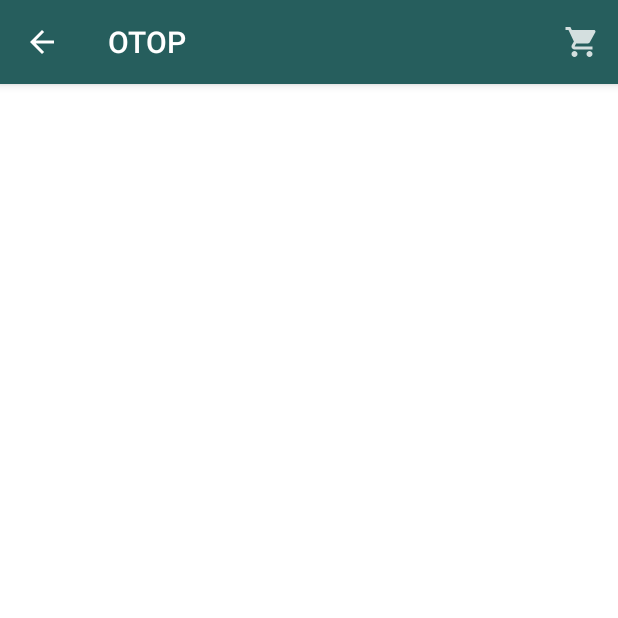
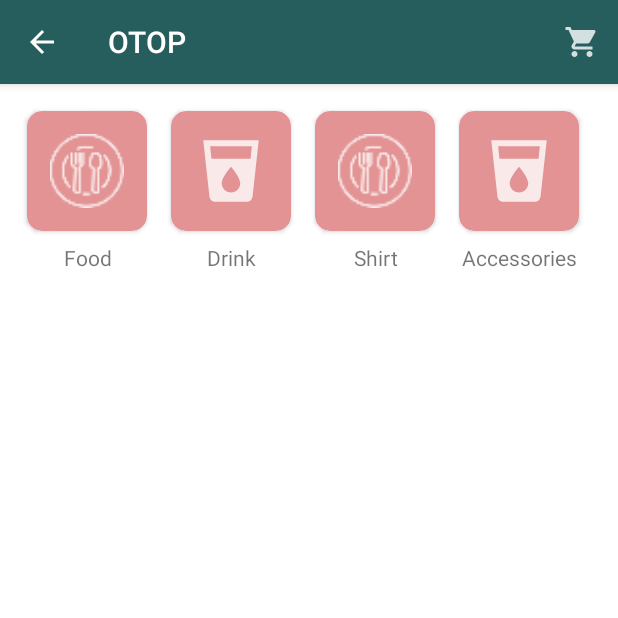
Before and after one commit to teamlove29/atChiangMai, an Android app: the screen it shows after launch (OTOPActivity), on a phone screen of 412 x 824 dp, the top half of it. Run offline under Robolectric (Android 15) with nearby library versions, the phone set to English and light mode, and no system bars; our stand-ins replace Firebase (no records; nobody signed in at launch, a user with empty details on screens opened directly).

Commit message:
Added recyclerView in OTOP and click to show OTOP's info

```diff
--- a/app/src/main/java/com/alw/atchiangmai/Adapter/CategoriesOTOPAdapter.kt
+++ b/app/src/main/java/com/alw/atchiangmai/Adapter/CategoriesOTOPAdapter.kt
@@ -3,19 +3,16 @@
 import android.view.LayoutInflater
 import android.view.View
 import android.view.ViewGroup
+import android.widget.ImageView
 import android.widget.TextView
 import androidx.recyclerview.widget.RecyclerView
 import com.alw.atchiangmai.R
 import com.alw.atchiangmai.model.OTOP_Category_Model
 import kotlinx.android.synthetic.main.category_ot_row.view.*
 
-class CategoriesOTOPAdapter(private val categoriesOtop: ArrayList<OTOP_Category_Model>) : RecyclerView.Adapter<CategoriesOTOPAdapter.CateOTOPViewHolder>() {
+class CategoriesOTOPAdapter(private val categoryList: ArrayList<OTOP_Category_Model>, var clickListener: OnItemCategoryClickListener) : RecyclerView.Adapter<CategoriesOTOPAdapter.CateOTOPViewHolder>() {
 
-    inner class CateOTOPViewHolder(itemCateOTOPView: View) : RecyclerView.ViewHolder(itemCateOTOPView){
-        val cateOTtext: TextView = itemCateOTOPView.tvCateOTOP
-    }
-
-    override fun getItemCount(): Int = categoriesOtop.size
+    override fun getItemCount(): Int = categoryList.size
 
     override fun onCreateViewHolder(parent: ViewGroup, viewType: Int): CateOTOPViewHolder {
         return CateOTOPViewHolder(LayoutInflater.from(parent.context).inflate(R.layout.category_ot_row, parent, false))
@@ -23,9 +20,29 @@
     }
 
     override fun onBindViewHolder(holder: CateOTOPViewHolder, position: Int) {
-
-        holder.cateOTtext.text = categoriesOtop[position].cateOTText
+//        val categoryPos = categoryList[position]
+//        holder.cateOTimg.setImageResource(categoryPos.cateOTimg)
+//        holder.cateOTtext.text = categoryPos.cateOTText
+        holder.initializeClick(categoryList[position], clickListener)
 
     }
 
+    inner class CateOTOPViewHolder(itemCateOTOPView: View) : RecyclerView.ViewHolder(itemCateOTOPView){
+        val cateOTimg: ImageView = itemCateOTOPView.categoryIMG
+        val cateOTtext: TextView = itemCateOTOPView.tvCateOTOP
+
+        fun initializeClick(item: OTOP_Category_Model, action: OnItemCategoryClickListener) {
+            cateOTimg.setImageResource(item.cateOTimg)
+            cateOTtext.text = item.cateOTText
+
+            itemView.setOnClickListener{
+                action.onItemClick(item, adapterPosition)
+            }
+        }
+    }
+
+    interface OnItemCategoryClickListener{
+        fun onItemClick(item: OTOP_Category_Model, position: Int)
+    }
+
 }
--- a/app/src/main/java/com/alw/atchiangmai/OTOPActivity.kt
+++ b/app/src/main/java/com/alw/atchiangmai/OTOPActivity.kt
@@ -1,15 +1,16 @@
 package com.alw.atchiangmai
 
+import android.graphics.Bitmap
 import android.os.Bundle
 import android.util.Log
 import android.view.Menu
-import android.view.View
 import android.widget.Toast
 import androidx.appcompat.app.AppCompatActivity
 import androidx.recyclerview.widget.LinearLayoutManager
 import androidx.recyclerview.widget.RecyclerView
 import com.alw.atchiangmai.Adapter.CategoriesOTOPAdapter
 import com.alw.atchiangmai.Adapter.OTOP_Adapter
+import com.alw.atchiangmai.model.OTOP_Category_Model
 import com.alw.atchiangmai.model.OTOP_Model
 import com.google.firebase.auth.FirebaseAuth
 import com.google.firebase.auth.ktx.auth
@@ -18,7 +19,7 @@
 import com.google.firebase.ktx.Firebase
 import kotlinx.android.synthetic.main.activity_otop.*
 
-class OTOPActivity : AppCompatActivity() {
+class OTOPActivity : AppCompatActivity(), CategoriesOTOPAdapter.OnItemCategoryClickListener {
 
     /// Firebase Firestore
     val TAG = "MyMessage"
@@ -26,19 +27,17 @@
     private val collectionReference: CollectionReference = db.collection("otopFood")
     ////
 
+    lateinit var bitmap: Bitmap
+
     var otop_Adapter: OTOP_Adapter? = null
-    var otopLists = arrayListOf<OTOP_Model>()
-
-  //  var otopCateLists = arrayListOf<OTOP_Category_Model>()
-
-    // Array OTOP Category name
-    val categoriesOtoptext = arrayOf("Food","Drink", "Shirt", "Accessories")
-
-    //Array of OTOP category img
-    val categoriesOTOPimg = intArrayOf(R.drawable.ic_otop_food, R.drawable.ic_otop_drink, R.drawable.ic_otop_food, R.drawable.ic_otop_drink)
+    private var otopLists = arrayListOf<OTOP_Model>()
 
 
+    //Array OTOP Category IMG
+    private val categoryOTOPimg = arrayOf(R.drawable.ic_otop_food, R.drawable.ic_otop_drink, R.drawable.ic_otop_food, R.drawable.ic_otop_drink)
 
+    //Array OTOP Category IMG
+    private val categoryOTOPname = arrayOf("Food", "Drink", "Shirt", "Accessories")
 
     // Initialize Firebase Auth
     var oAuth: FirebaseAuth = Firebase.auth
@@ -79,13 +78,18 @@
 
 
         /////////////////// OTOP Categories /////////////////////
-        //val adapter = CategoriesOTOPAdapter(categoriesOtoptext)
-        var categoryList = ArrayList()
-        for (categoryItemList in categoriesOtoptext.indices) {
+//        val categoryAdapter = OTOP_Category_Model(categoriesOtopLists)
+
+//       val categoryList: MutableList<OTOP_Category_Model> = ArrayList()
+        val categoryList = ArrayList<OTOP_Category_Model>()
+//        val bitmap =  BitmapFactory.decodeResource(resources, categoryOTOPimg[categoryItemList])
+        for (categoryItemList in categoryOTOPname.indices) {
            // val categoryOTText = categoryItemList.toString()
-            categoriesOtop.add(OTOP_Category_Model("$categoryItemList"))
+            categoryList.add(OTOP_Category_Model(  categoryOTOPimg[categoryItemList], categoryOTOPname[categoryItemList] ))
+
         }
-        rvOTOP_categories.adapter = adapter
+
+        rvOTOP_categories.adapter = CategoriesOTOPAdapter(categoryList, this)
         rvOTOP_categories.layoutManager = LinearLayoutManager(this, RecyclerView.HORIZONTAL, false)
 
     }
@@ -111,8 +115,6 @@
             .addOnFailureListener { exception ->
                 Log.d(TAG, "Error getting documents: ", exception)
             }
-
-
     }
 
     override fun onStart() {
@@ -142,19 +144,35 @@
     }
 
 
+
 //    OTOP Categories Function
-    fun showOTOPitem(view: View) {
-        println("${view.tag}")
-
+    override fun onItemClick(item: OTOP_Category_Model, position: Int){
+       // Toast.makeText(this, item.cateOTText, Toast.LENGTH_SHORT).show()
         otopLists.clear()
-
-        when(view.tag){
-           "FoodOtop" -> firebaseFirestore("otopFood")
-           "DrinkOtop" -> firebaseFirestore("drink")
-           "ShirtsOtop" -> firebaseFirestore("shirt")
-           "AccessoriesOtop" -> firebaseFirestore("acessories")
+        when(item.cateOTText){
+           "Food" -> firebaseFirestore("otopFood")
+           "Drink" -> firebaseFirestore("drink")
+           "Shirt" -> firebaseFirestore("shirt")
+           "Accessories" -> firebaseFirestore("acessories")
         }
     }
+
+
+
+
+ //   fun showOTOPitem(view: String) {
+        //showOTOPitem(categoryOTOPname[categoryItemList])
+//        println(view)
+
+     //   otopLists.clear()
+
+//        when(view.tag){
+//           "FoodOtop" -> firebaseFirestore("otopFood")
+//           "DrinkOtop" -> firebaseFirestore("drink")
+//           "ShirtsOtop" -> firebaseFirestore("shirt")
+//           "AccessoriesOtop" -> firebaseFirestore("acessories")
+//        }
+ //   }
 }
 
 
--- a/app/src/main/java/com/alw/atchiangmai/model/OTOP_Model.kt
+++ b/app/src/main/java/com/alw/atchiangmai/model/OTOP_Model.kt
@@ -7,4 +7,4 @@
     val otopItemText: String) {
 }
 
-data class OTOP_Category_Model(val cateOTimg: Bitmap, val cateOTText: String)
+data class OTOP_Category_Model(val cateOTimg: Int, val cateOTText: String)
--- a/app/src/main/res/layout/category_ot_row.xml
+++ b/app/src/main/res/layout/category_ot_row.xml
@@ -6,8 +6,7 @@
     xmlns:tools="http://schemas.android.com/tools"
     android:layout_width="wrap_content"
     android:layout_height="wrap_content"
-    android:orientation="vertical"
-    android:onClick="showOTOPitem">
+    android:orientation="vertical">
 
 
     <androidx.cardview.widget.CardView
@@ -20,8 +19,10 @@
 
         <ImageView
             android:id="@+id/categoryIMG"
-            android:layout_width="wrap_content"
-            android:layout_height="wrap_content"
+            android:layout_width="match_parent"
+            android:layout_height="match_parent"
+            android:layout_gravity="center"
+            android:layout_margin="15dp"
             android:contentDescription="@string/categoryotopicon" />
     </androidx.cardview.widget.CardView>
 
```
